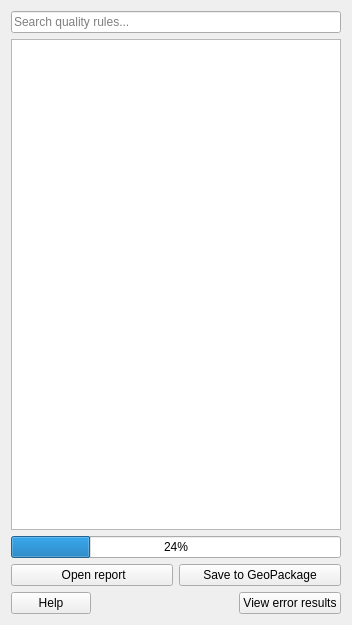
Above: asistente_ladm_col/ui/quality_rules/quality_rules_general_results_panel_widget.ui from SwissTierrasColombia/Asistente-LADM-COL before the change. Below: the same form after it.
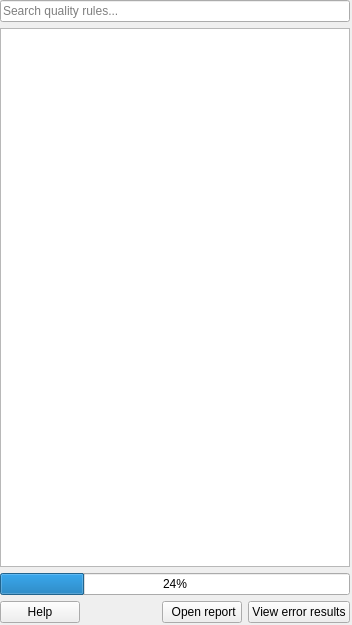
That is the form after the change. Icons and pictures are not drawn.

Commit message: [gui] In Quality Rules dock widget, add a control to get the results dir path from users; other minor fixes

Patch:
```diff
--- a/asistente_ladm_col/ui/quality_rules/quality_rules_general_results_panel_widget.ui
+++ b/asistente_ladm_col/ui/quality_rules/quality_rules_general_results_panel_widget.ui
@@ -14,6 +14,18 @@
    <string>Initial Panel Widget Quality Rules</string>
   </property>
   <layout class="QGridLayout" name="gridLayout_2">
+   <property name="leftMargin">
+    <number>0</number>
+   </property>
+   <property name="topMargin">
+    <number>0</number>
+   </property>
+   <property name="rightMargin">
+    <number>2</number>
+   </property>
+   <property name="bottomMargin">
+    <number>2</number>
+   </property>
    <item row="1" column="0">
     <widget class="QTreeWidget" name="trw_qrs">
      <property name="selectionMode">
@@ -48,60 +60,7 @@
     </widget>
    </item>
    <item row="3" column="0">
-    <layout class="QHBoxLayout" name="horizontalLayout">
-     <item>
-      <widget class="QPushButton" name="btn_open_report">
-       <property name="sizePolicy">
-        <sizepolicy hsizetype="Expanding" vsizetype="Fixed">
-         <horstretch>0</horstretch>
-         <verstretch>0</verstretch>
-        </sizepolicy>
-       </property>
-       <property name="maximumSize">
-        <size>
-         <width>16777215</width>
-         <height>16777215</height>
-        </size>
-       </property>
-       <property name="toolTip">
-        <string/>
-       </property>
-       <property name="text">
-        <string> Open report</string>
-       </property>
-       <property name="icon">
-        <iconset>
-         <normaloff>:/Asistente-LADM-COL/resources/images/reports.svg</normaloff>:/Asistente-LADM-COL/resources/images/reports.svg</iconset>
-       </property>
-      </widget>
-     </item>
-     <item>
-      <widget class="QPushButton" name="btn_save_gpkg">
-       <property name="sizePolicy">
-        <sizepolicy hsizetype="Expanding" vsizetype="Fixed">
-         <horstretch>0</horstretch>
-         <verstretch>0</verstretch>
-        </sizepolicy>
-       </property>
-       <property name="maximumSize">
-        <size>
-         <width>16777215</width>
-         <height>16777215</height>
-        </size>
-       </property>
-       <property name="toolTip">
-        <string/>
-       </property>
-       <property name="text">
-        <string>Save to GeoPackage</string>
-       </property>
-       <property name="icon">
-        <iconset>
-         <normaloff>:/Asistente-LADM-COL/resources/images/save.svg</normaloff>:/Asistente-LADM-COL/resources/images/save.svg</iconset>
-       </property>
-      </widget>
-     </item>
-    </layout>
+    <layout class="QHBoxLayout" name="horizontalLayout"/>
    </item>
    <item row="4" column="0">
     <layout class="QHBoxLayout" name="horizontalLayout_2">
@@ -125,6 +84,32 @@
        </property>
       </spacer>
      </item>
+     <item>
+      <widget class="QPushButton" name="btn_open_report">
+       <property name="sizePolicy">
+        <sizepolicy hsizetype="Expanding" vsizetype="Fixed">
+         <horstretch>0</horstretch>
+         <verstretch>0</verstretch>
+        </sizepolicy>
+       </property>
+       <property name="maximumSize">
+        <size>
+         <width>16777215</width>
+         <height>16777215</height>
+        </size>
+       </property>
+       <property name="toolTip">
+        <string/>
+       </property>
+       <property name="text">
+        <string> Open report</string>
+       </property>
+       <property name="icon">
+        <iconset>
+         <normaloff>:/Asistente-LADM-COL/resources/images/reports.svg</normaloff>:/Asistente-LADM-COL/resources/images/reports.svg</iconset>
+       </property>
+      </widget>
+     </item>
      <item>
       <widget class="QPushButton" name="btn_view_error_results">
        <property name="text">
```
Left out of the diff: 2 changed lines with no effect on the pictures. The commit also changes 16 other files.
